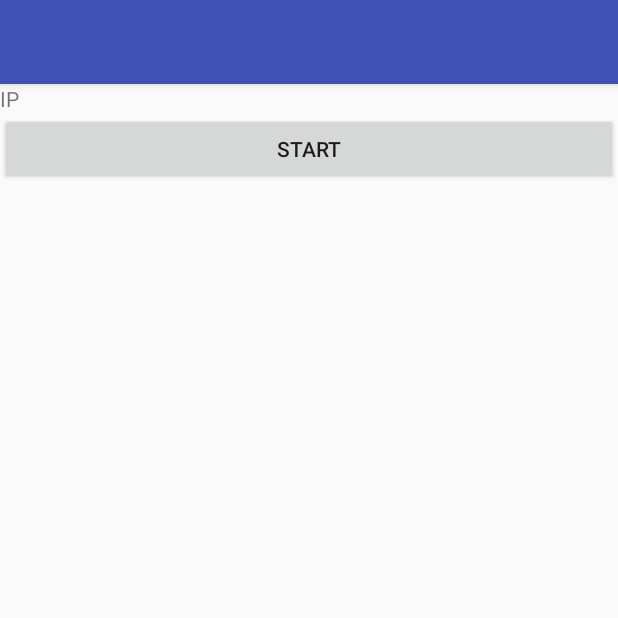
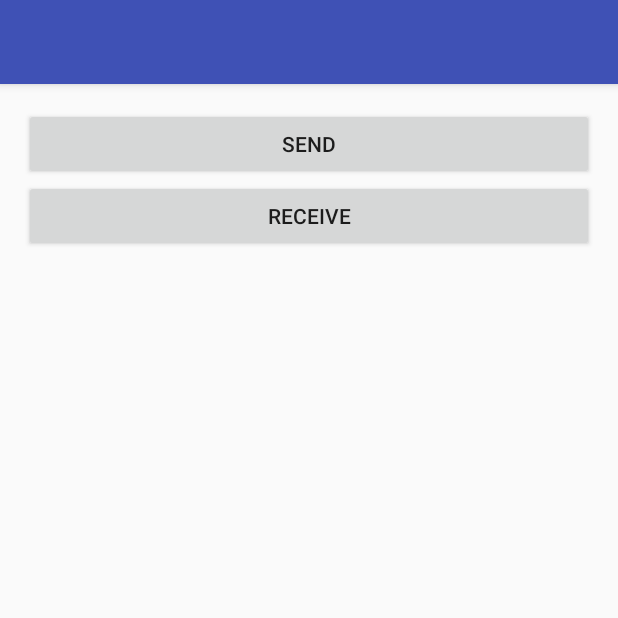
Before and after one commit to richardszabo/VideoStream, an Android app: the screen it shows after launch (MainSenderActivity before the commit, MainActivity after it), on a phone screen of 412 x 824 dp, the top half of it. Run offline under Robolectric (Android 15) with nearby library versions, the phone set to English and light mode, and no system bars; libraries missing offline, so code that uses them is left out: hu.rics.camera1util; 1 statement that could not run was skipped.

Commit message:
Adding a MainActivity above MainSenderActivity with a Send and a Receive button. Moving MainSenderActivity's permission handling to a separate PermissionHandler class. This class is used by MainActivity instead of MainSenderActivity.

```diff
--- /dev/null
+++ b/VideoStreamAndroid/app/src/main/java/hu/rics/videostreamandroid/MainActivity.java
@@ -0,0 +1,54 @@
+package hu.rics.videostreamandroid;
+
+import android.content.Intent;
+import android.support.v7.app.AppCompatActivity;
+import android.os.Bundle;
+import android.view.View;
+import android.widget.Button;
+import android.widget.Toast;
+
+public class MainActivity extends AppCompatActivity {
+
+    PermissionHandler permissionHandler;
+
+    @Override
+    protected void onCreate(Bundle savedInstanceState) {
+        super.onCreate(savedInstanceState);
+        setContentView(R.layout.activity_main);
+
+        permissionHandler = new PermissionHandler(this);
+        permissionHandler.requestPermission();
+
+        View.OnClickListener senderListener = new View.OnClickListener() {
+
+            public void onClick(View v) {
+                if( permissionHandler.hasRights() ) {
+                    Intent intent = new Intent(MainActivity.this, MainSenderActivity.class);
+                    startActivity(intent);
+                } else {
+                    Toast toast = Toast.makeText(MainActivity.this, "No right to start", Toast.LENGTH_SHORT);
+                    toast.show();
+                }
+            }
+        };
+
+        final Button senderButton = (Button) findViewById(R.id.senderButton);
+        senderButton.setOnClickListener(senderListener);
+
+        View.OnClickListener receiverListener = new View.OnClickListener() {
+
+            public void onClick(View v) {
+                Toast toast = Toast.makeText(MainActivity.this, "Receiver", Toast.LENGTH_SHORT);
+                toast.show();
+            }
+        };
+
+        final Button receiverButton = (Button) findViewById(R.id.receiverButton);
+        receiverButton.setOnClickListener(receiverListener);
+    }
+
+    @Override
+    public void onRequestPermissionsResult(int requestCode, String[] permissions, int[] grantResults) {
+        permissionHandler.onRequestPermissionsResult( requestCode, permissions, grantResults);
+    }
+}
--- /dev/null
+++ b/VideoStreamAndroid/app/src/main/java/hu/rics/videostreamandroid/PermissionHandler.java
@@ -0,0 +1,137 @@
+package hu.rics.videostreamandroid;
+
+import android.Manifest;
+import android.app.Activity;
+import android.app.AlertDialog;
+import android.content.Context;
+import android.content.DialogInterface;
+import android.content.pm.PackageManager;
+import android.support.v4.app.ActivityCompat;
+import android.support.v4.content.ContextCompat;
+import android.util.Log;
+import android.widget.Toast;
+
+import java.util.ArrayList;
+import java.util.HashMap;
+import java.util.List;
+import java.util.Map;
+
+import static hu.rics.camera1util.LibraryInfo.TAG;
+
+/**
+ * Created by rics on 2017.03.01..
+ */
+
+public class PermissionHandler {
+    final private int REQUEST_CODE_ASK_MULTIPLE_PERMISSIONS = 123;
+    private Activity activity;
+    private boolean hasRights = false;
+
+    public PermissionHandler(Activity activity) {
+        this.activity = activity;
+    }
+
+    public boolean requestPermission() {
+        // permission check (https://inthecheesefactory.com/blog/things-you-need-to-know-about-android-m-permission-developer-edition/en)
+        List<String> permissionsNeeded = new ArrayList<>();
+
+        final List<String> permissionsList = new ArrayList<>();
+        if (!addPermission(permissionsList, Manifest.permission.CAMERA)) {
+            Log.i(TAG,"permissionsNeeded.add(\"Camera\");");
+            permissionsNeeded.add("Camera");
+        }
+        if (!addPermission(permissionsList, Manifest.permission.WRITE_EXTERNAL_STORAGE)) {
+            Log.i(TAG,"permissionsNeeded.add(\"Storage\");");
+            permissionsNeeded.add("External storage");
+        }
+
+        if (!addPermission(permissionsList, Manifest.permission.RECORD_AUDIO)) {
+            Log.i(TAG,"permissionsNeeded.add(\"Audio\");");
+            permissionsNeeded.add("Audio");
+        }
+        if (!addPermission(permissionsList, Manifest.permission.INTERNET)) {
+            Log.i(TAG,"permissionsNeeded.add(\"Internet\");");
+            permissionsNeeded.add("Internet");
+        }
+        Log.i(TAG,"permissions - current: " + permissionsList.size() + " needed:" + permissionsNeeded.size());
+        if (permissionsList.size() > 0) {
+            if (permissionsNeeded.size() > 0) {
+                // Need Rationale
+                String message = "You need to grant access to " + permissionsNeeded.get(0);
+                for (int i = 1; i < permissionsNeeded.size(); i++)
+                    message = message + ", " + permissionsNeeded.get(i);
+                showMessageOKCancel(message,
+                        new DialogInterface.OnClickListener() {
+                            @Override
+                            public void onClick(DialogInterface dialog, int which) {
+                                ActivityCompat.requestPermissions(activity,permissionsList.toArray(new String[permissionsList.size()]),
+                                        REQUEST_CODE_ASK_MULTIPLE_PERMISSIONS);
+                            }
+                        });
+                return false;
+            }
+            ActivityCompat.requestPermissions(activity,permissionsList.toArray(new String[permissionsList.size()]),
+                    REQUEST_CODE_ASK_MULTIPLE_PERMISSIONS);
+            return false;
+        } else {
+            hasRights = true;
+        }
+        return true;
+    }
+
+    private boolean addPermission(List<String> permissionsList, String permission) {
+        if (ContextCompat.checkSelfPermission(activity,permission) != PackageManager.PERMISSION_GRANTED) {
+            permissionsList.add(permission);
+            // Check for Rationale Option
+            if (!ActivityCompat.shouldShowRequestPermissionRationale(activity,permission)) {
+                return false;
+            }
+        }
+        return true;
+    }
+
+    private void showMessageOKCancel(String message, DialogInterface.OnClickListener okListener) {
+        new AlertDialog.Builder(activity)
+                .setMessage(message)
+                .setPositiveButton("OK", okListener)
+                .setNegativeButton("Cancel", null)
+                .create()
+                .show();
+    }
+
+    public void onRequestPermissionsResult(int requestCode, String[] permissions, int[] grantResults) {
+        switch (requestCode) {
+            case REQUEST_CODE_ASK_MULTIPLE_PERMISSIONS:
+            {
+                Map<String, Integer> perms = new HashMap<>();
+                // Initial
+                perms.put(Manifest.permission.CAMERA, PackageManager.PERMISSION_GRANTED);
+                perms.put(Manifest.permission.WRITE_EXTERNAL_STORAGE, PackageManager.PERMISSION_GRANTED);
+                perms.put(Manifest.permission.RECORD_AUDIO, PackageManager.PERMISSION_GRANTED);
+                perms.put(Manifest.permission.INTERNET, PackageManager.PERMISSION_GRANTED);
+                // Fill with results
+                for (int i = 0; i < permissions.length; i++) {
+                    Log.i(TAG,"i:" + i + ":" + permissions[i] + ":" + grantResults[i] );
+                    perms.put(permissions[i], grantResults[i]);
+                }
+                // Check for ACCESS_FINE_LOCATION
+                if( perms.get(Manifest.permission.CAMERA) == PackageManager.PERMISSION_GRANTED
+                        && perms.get(Manifest.permission.WRITE_EXTERNAL_STORAGE) == PackageManager.PERMISSION_GRANTED
+                        && perms.get(Manifest.permission.RECORD_AUDIO) == PackageManager.PERMISSION_GRANTED
+                        && perms.get(Manifest.permission.INTERNET) == PackageManager.PERMISSION_GRANTED) {
+                    // All PermissionHandler Granted
+                    hasRights = true;
+                } else {
+                    // Permission Denied
+                    Toast.makeText(activity, "Some Permission is Denied", Toast.LENGTH_SHORT)
+                            .show();
+                }
+            }
+            break;
+        }
+    }
+
+    public boolean hasRights() {
+        return hasRights;
+    }
+}
--- /dev/null
+++ b/VideoStreamAndroid/app/src/main/res/layout/activity_main.xml
@@ -0,0 +1,30 @@
+<?xml version="1.0" encoding="utf-8"?>
+<RelativeLayout xmlns:android="http://schemas.android.com/apk/res/android"
+    xmlns:tools="http://schemas.android.com/tools"
+    android:id="@+id/activity_main"
+    android:layout_width="match_parent"
+    android:layout_height="match_parent"
+    android:paddingBottom="@dimen/activity_vertical_margin"
+    android:paddingLeft="@dimen/activity_horizontal_margin"
+    android:paddingRight="@dimen/activity_horizontal_margin"
+    android:paddingTop="@dimen/activity_vertical_margin"
+    tools:context="hu.rics.videostreamandroid.MainActivity">
+
+    <Button
+        android:text="Send"
+        android:layout_width="match_parent"
+        android:layout_height="wrap_content"
+        android:layout_alignParentTop="true"
+        android:layout_alignParentLeft="true"
+        android:layout_alignParentStart="true"
+        android:id="@+id/senderButton" />
+
+    <Button
+        android:text="Receive"
+        android:layout_width="match_parent"
+        android:layout_height="wrap_content"
+        android:layout_below="@+id/senderButton"
+        android:layout_alignParentLeft="true"
+        android:layout_alignParentStart="true"
+        android:id="@+id/receiverButton" />
+</RelativeLayout>
```
Also changed, not shown: VideoStreamAndroid/app/src/main/AndroidManifest.xml (+9 -4 lines), VideoStreamAndroid/app/src/main/java/hu/rics/videostreamandroid/MainSenderActivity.java (+5 -109 lines).
